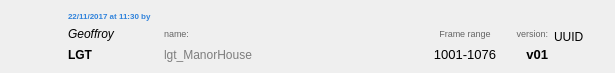
Above: Apps/Brontes/View/asset_widget.ui from geoffroygivry/CyclopsVFX-Unity before the change. Below: the same form after it.
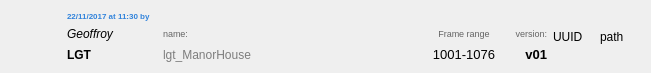
That is the form after the change. Icons and pictures are not drawn.

```diff
--- a/Apps/Brontes/View/asset_widget.ui
+++ b/Apps/Brontes/View/asset_widget.ui
@@ -6,7 +6,7 @@
    <rect>
     <x>0</x>
     <y>0</y>
-    <width>615</width>
+    <width>651</width>
     <height>71</height>
    </rect>
   </property>
@@ -213,6 +213,13 @@
      </property>
     </widget>
    </item>
+   <item>
+    <widget class="QLabel" name="path_label">
+     <property name="text">
+      <string>path</string>
+     </property>
+    </widget>
+   </item>
   </layout>
  </widget>
  <resources/>
```
